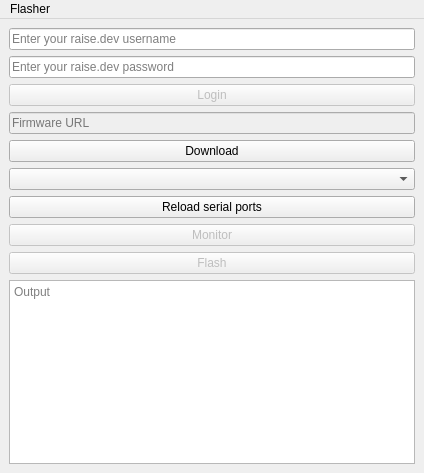
First picture: the form in flasher.ui, repository raisedevs/flasher, before the edit.
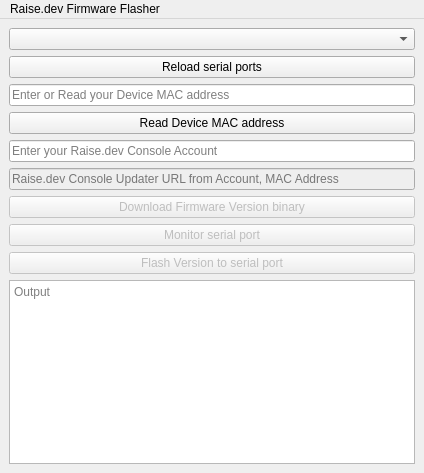
Second picture: the form after the edit.

Patch:
```diff
--- a/flasher.ui
+++ b/flasher.ui
@@ -18,56 +18,6 @@
   </property>
   <widget class="QWidget" name="centralwidget">
    <layout class="QVBoxLayout" name="verticalLayout">
-    <item>
-     <widget class="QLineEdit" name="usernameEdit">
-      <property name="readOnly">
-       <bool>true</bool>
-      </property>
-      <property name="placeholderText">
-       <string>Enter your raise.dev username</string>
-      </property>
-     </widget>
-    </item>
-    <item>
-     <widget class="QLineEdit" name="passwordEdit">
-      <property name="echoMode">
-       <enum>QLineEdit::Password</enum>
-      </property>
-      <property name="readOnly">
-       <bool>true</bool>
-      </property>
-      <property name="placeholderText">
-       <string>Enter your raise.dev password</string>
-      </property>
-     </widget>
-    </item>
-    <item>
-     <widget class="QPushButton" name="loginButton">
-      <property name="enabled">
-       <bool>false</bool>
-      </property>
-      <property name="text">
-       <string>Login</string>
-      </property>
-     </widget>
-    </item>
-    <item>
-     <widget class="QLineEdit" name="firmwareUrlEdit">
-      <property name="enabled">
-       <bool>false</bool>
-      </property>
-      <property name="placeholderText">
-       <string>Firmware URL</string>
-      </property>
-     </widget>
-    </item>
-    <item>
-     <widget class="QPushButton" name="downloadButton">
-      <property name="text">
-       <string>Download</string>
-      </property>
-     </widget>
-    </item>
     <item>
      <widget class="QComboBox" name="serialPortBox">
       <property name="placeholderText">
@@ -82,13 +32,60 @@
       </property>
      </widget>
     </item>
+    <item>
+     <widget class="QLineEdit" name="macAddressEdit">
+      <property name="text">
+       <string/>
+      </property>
+      <property name="placeholderText">
+       <string>Enter or Read your Device MAC address</string>
+      </property>
+     </widget>
+    </item>
+    <item>
+     <widget class="QPushButton" name="readMacAddressButton">
+      <property name="text">
+       <string>Read Device MAC address</string>
+      </property>
+     </widget>
+    </item>
+    <item>
+     <widget class="QLineEdit" name="accountEdit">
+      <property name="readOnly">
+       <bool>false</bool>
+      </property>
+      <property name="placeholderText">
+       <string>Enter your Raise.dev Console Account</string>
+      </property>
+     </widget>
+    </item>
+    <item>
+     <widget class="QLineEdit" name="updaterUrlEdit">
+      <property name="enabled">
+       <bool>false</bool>
+      </property>
+      <property name="placeholderText">
+       <string>Raise.dev Console Updater URL from Account, MAC Address</string>
+      </property>
+     </widget>
+    </item>
+    <item>
+     <widget class="QPushButton" name="downloadButton">
+      <property name="enabled">
+       <bool>false</bool>
+      </property>
+      <property name="text">
+       <string>Download Firmware Version binary</string>
+      </property>
+     </widget>
+    </item>
     <item>
      <widget class="QPushButton" name="monitorButton">
       <property name="enabled">
        <bool>false</bool>
       </property>
       <property name="text">
-       <string>Monitor</string>
+       <string>Monitor serial port</string>
       </property>
      </widget>
     </item>
@@ -98,7 +95,7 @@
        <bool>false</bool>
       </property>
       <property name="text">
-       <string>Flash</string>
+       <string>Flash Version to serial port</string>
       </property>
      </widget>
     </item>
@@ -134,7 +131,7 @@
    </property>
    <widget class="QMenu" name="menuPreferences">
     <property name="title">
-     <string>Flasher</string>
+     <string>Raise.dev Firmware Flasher</string>
     </property>
     <addaction name="actionPreferences"/>
    </widget>
```
Left out of the diff: 2 changed lines with no effect on the pictures.
